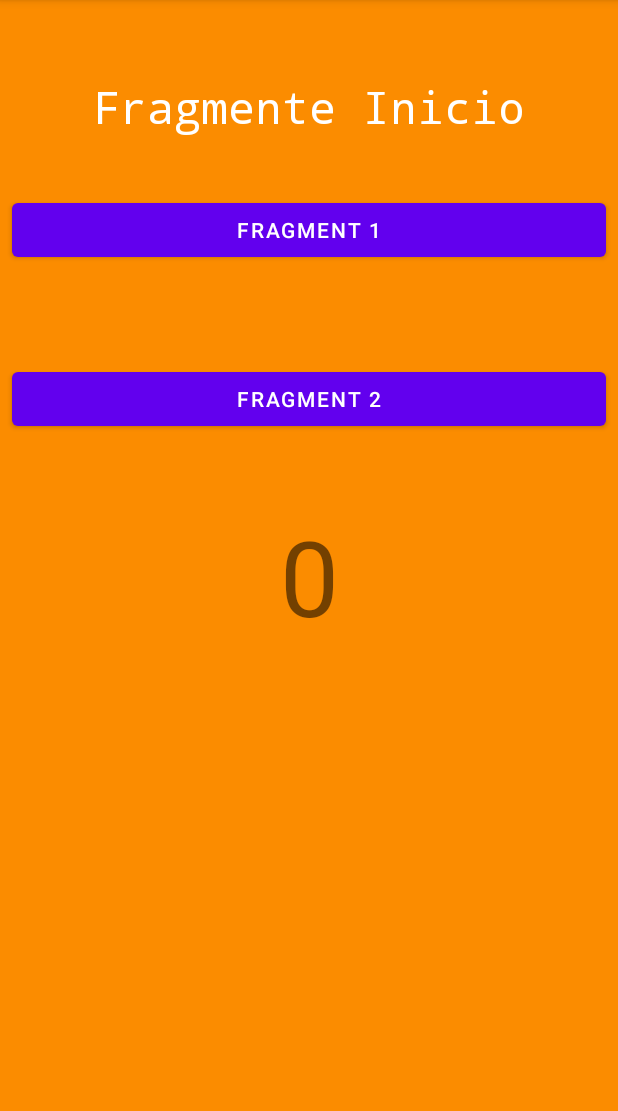
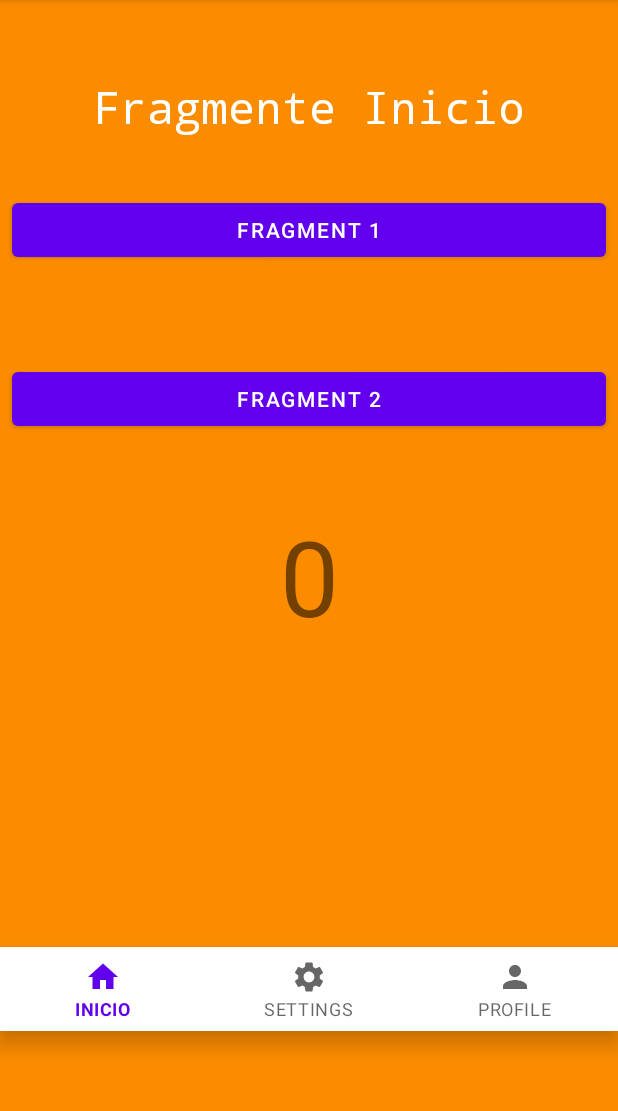
Before and after one commit to cHaC0ne/FagmentsNavegacion, an Android app: the screen it shows after launch (MainActivity), on a phone screen of 412 x 824 dp, the part 84-1195 px from its top. Run offline under Robolectric (Android 15) with nearby library versions, the phone set to English and light mode, and no system bars.

Commit message:
COn menu

```diff
--- a/app/src/main/java/com/example/fragmentosgraficosnavegacion/MainActivity.kt
+++ b/app/src/main/java/com/example/fragmentosgraficosnavegacion/MainActivity.kt
@@ -2,6 +2,8 @@ package com.example.fragmentosgraficosnavegacion
 
 import androidx.appcompat.app.AppCompatActivity
 import android.os.Bundle
+import androidx.navigation.Navigation
+import androidx.navigation.findNavController
 import com.example.fragmentosgraficosnavegacion.databinding.ActivityMainBinding
 
 
@@ -11,5 +13,26 @@ class MainActivity : AppCompatActivity() {
         super.onCreate(savedInstanceState)
         b = ActivityMainBinding.inflate(layoutInflater)
         setContentView(b.root)
+
+        b.bNavView.setOnItemSelectedListener { item ->
+            when (item.itemId){
+                R.id.bInicio -> {
+                    Navigation.findNavController(b.fragmentContainerView)
+                        .navigate(R.id.initFrag)
+                    true
+                }
+                R.id.bProfile -> {
+                    findNavController(R.id.fragmentContainerView)
+                        .navigate(R.id.fristFrag)
+                    true
+                }
+                R.id.bSetting -> {
+                    b.fragmentContainerView.findNavController()
+                        .navigate(R.id.secondFrag)
+                    true
+                }
+                else -> false
+            }
+        }
     }
 }
--- /dev/null
+++ b/app/src/main/res/drawable/ic_baseline_home_24.xml
@@ -0,0 +1,5 @@
+<vector android:height="24dp" android:tint="#000000"
+    android:viewportHeight="24" android:viewportWidth="24"
+    android:width="24dp" xmlns:android="http://schemas.android.com/apk/res/android">
+    <path android:fillColor="@android:color/white" android:pathData="M10,20v-6h4v6h5v-8h3L12,3 2,12h3v8z"/>
+</vector>
--- /dev/null
+++ b/app/src/main/res/drawable/ic_profile.xml
@@ -0,0 +1,5 @@
+<vector android:height="24dp" android:tint="#000000"
+    android:viewportHeight="24" android:viewportWidth="24"
+    android:width="24dp" xmlns:android="http://schemas.android.com/apk/res/android">
+    <path android:fillColor="@android:color/white" android:pathData="M12,12c2.21,0 4,-1.79 4,-4s-1.79,-4 -4,-4 -4,1.79 -4,4 1.79,4 4,4zM12,14c-2.67,0 -8,1.34 -8,4v2h16v-2c0,-2.66 -5.33,-4 -8,-4z"/>
+</vector>
--- /dev/null
+++ b/app/src/main/res/drawable/ic_settings.xml
@@ -0,0 +1,5 @@
+<vector android:height="24dp" android:tint="#000000"
+    android:viewportHeight="24" android:viewportWidth="24"
+    android:width="24dp" xmlns:android="http://schemas.android.com/apk/res/android">
+    <path android:fillColor="@android:color/white" android:pathData="M19.14,12.94c0.04,-0.3 0.06,-0.61 0.06,-0.94c0,-0.32 -0.02,-0.64 -0.07,-0.94l2.03,-1.58c0.18,-0.14 0.23,-0.41 0.12,-0.61l-1.92,-3.32c-0.12,-0.22 -0.37,-0.29 -0.59,-0.22l-2.39,0.96c-0.5,-0.38 -1.03,-0.7 -1.62,-0.94L14.4,2.81c-0.04,-0.24 -0.24,-0.41 -0.48,-0.41h-3.84c-0.24,0 -0.43,0.17 -0.47,0.41L9.25,5.35C8.66,5.59 8.12,5.92 7.63,6.29L5.24,5.33c-0.22,-0.08 -0.47,0 -0.59,0.22L2.74,8.87C2.62,9.08 2.66,9.34 2.86,9.48l2.03,1.58C4.84,11.36 4.8,11.69 4.8,12s0.02,0.64 0.07,0.94l-2.03,1.58c-0.18,0.14 -0.23,0.41 -0.12,0.61l1.92,3.32c0.12,0.22 0.37,0.29 0.59,0.22l2.39,-0.96c0.5,0.38 1.03,0.7 1.62,0.94l0.36,2.54c0.05,0.24 0.24,0.41 0.48,0.41h3.84c0.24,0 0.44,-0.17 0.47,-0.41l0.36,-2.54c0.59,-0.24 1.13,-0.56 1.62,-0.94l2.39,0.96c0.22,0.08 0.47,0 0.59,-0.22l1.92,-3.32c0.12,-0.22 0.07,-0.47 -0.12,-0.61L19.14,12.94zM12,15.6c-1.98,0 -3.6,-1.62 -3.6,-3.6s1.62,-3.6 3.6,-3.6s3.6,1.62 3.6,3.6S13.98,15.6 12,15.6z"/>
+</vector>
--- a/app/src/main/res/layout/activity_main.xml
+++ b/app/src/main/res/layout/activity_main.xml
@@ -12,5 +12,23 @@
         android:layout_width="match_parent"
         android:layout_height="match_parent"
         app:defaultNavHost="true"
+        app:layout_constraintBottom_toBottomOf="parent"
+        app:layout_constraintEnd_toEndOf="parent"
+        app:layout_constraintHorizontal_bias="0.56"
+        app:layout_constraintStart_toStartOf="parent"
+        app:layout_constraintTop_toTopOf="parent"
+        app:layout_constraintVertical_bias="1.0"
         app:navGraph="@navigation/nav_graph" />
+
+    <com.google.android.material.bottomnavigation.BottomNavigationView
+        android:id="@+id/bNavView"
+        android:layout_width="0dp"
+        android:layout_height="wrap_content"
+        app:layout_constraintBottom_toBottomOf="parent"
+        app:layout_constraintEnd_toEndOf="parent"
+        app:layout_constraintHorizontal_bias="0.0"
+        app:layout_constraintStart_toStartOf="parent"
+        app:layout_constraintTop_toTopOf="parent"
+        app:layout_constraintVertical_bias="0.887"
+        app:menu="@menu/menu_01" />
 </androidx.constraintlayout.widget.ConstraintLayout>
--- a/app/src/main/res/layout/fragment_init.xml
+++ b/app/src/main/res/layout/fragment_init.xml
@@ -59,4 +59,5 @@
         app:layout_constraintTop_toTopOf="parent"
         android:textSize="70sp"
         android:text="0" />
+
 </androidx.constraintlayout.widget.ConstraintLayout>
--- /dev/null
+++ b/app/src/main/res/menu/menu_01.xml
@@ -0,0 +1,26 @@
+<?xml version="1.0" encoding="utf-8"?>
+<menu xmlns:android="http://schemas.android.com/apk/res/android"
+    xmlns:app="http://schemas.android.com/apk/res-auto">
+
+    <item
+        android:id="@+id/bInicio"
+        android:icon="@drawable/ic_baseline_home_24"
+        android:title="INICIO"
+        android:visible="true" />
+
+
+    <item
+        android:id="@+id/bSetting"
+        android:icon="@drawable/ic_settings"
+        android:title="SETTINGS"
+        android:visible="true"/>
+
+
+    <item
+        android:id="@+id/bProfile"
+        android:icon="@drawable/ic_profile"
+        android:title="PROFILE"
+        android:visible="true"/>
+
+
+</menu>
```
